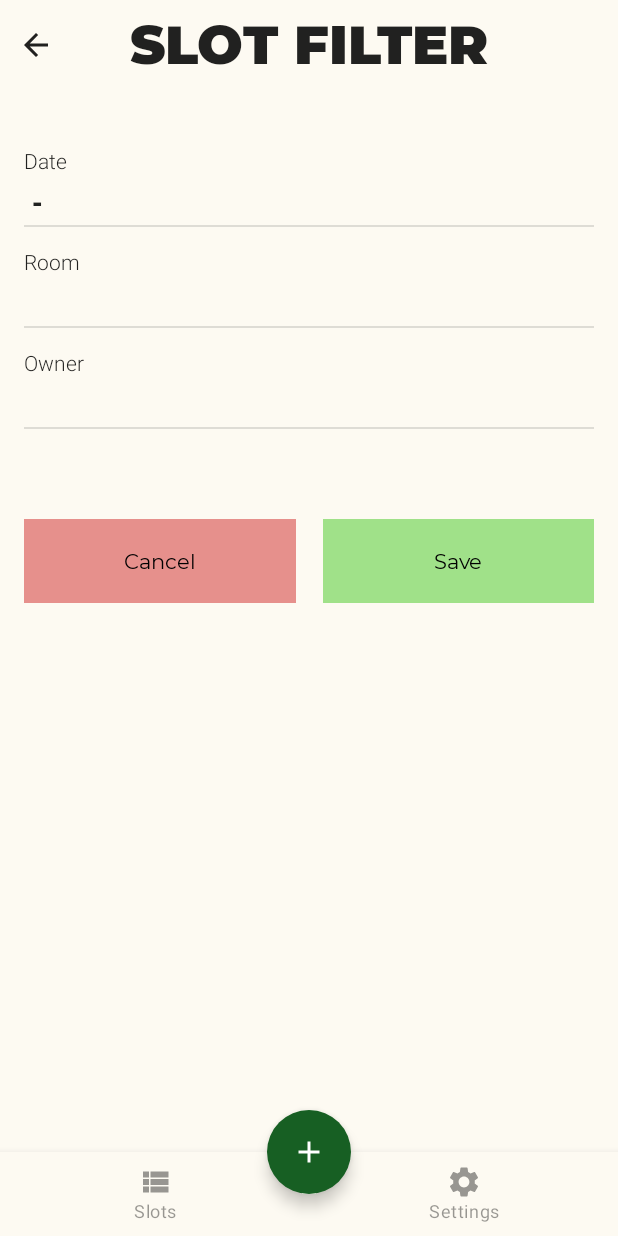
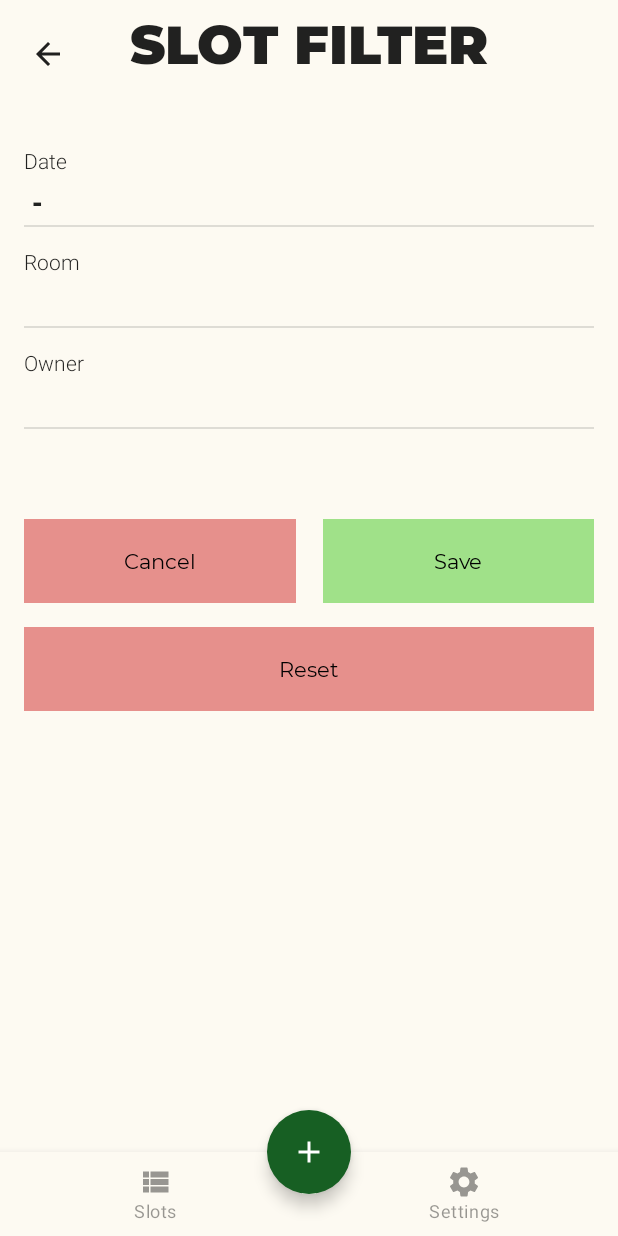
Before and after one commit to FielderNik/SlotRooms, an Android app built with Jetpack Compose: the SlotFilterScreen screen opened through its navigation route, on a phone screen of 412 x 824 dp. Run offline under Robolectric (Android 15) with nearby library versions, the phone set to English and light mode, and no system bars; our stand-ins replace Dagger/Hilt's generated code, Room's generated code.

Commit message:
added swipeable cards, delete slot, reset filter

```diff
--- a/app/src/main/java/com/testing/slotrooms/MainActivity.kt
+++ b/app/src/main/java/com/testing/slotrooms/MainActivity.kt
@@ -3,6 +3,7 @@ package com.testing.slotrooms
 import android.os.Bundle
 import androidx.activity.compose.setContent
 import androidx.appcompat.app.AppCompatActivity
+import androidx.compose.material.ExperimentalMaterialApi
 import androidx.compose.material.Surface
 import com.testing.slotrooms.presentation.MainScreen
 import com.testing.slotrooms.ui.theme.MainBackground
@@ -12,6 +13,7 @@ import dagger.hilt.android.AndroidEntryPoint
 //class MainActivity : ComponentActivity() {
 @AndroidEntryPoint
 class MainActivity : AppCompatActivity() {
+    @OptIn(ExperimentalMaterialApi::class)
     override fun onCreate(savedInstanceState: Bundle?) {
         super.onCreate(savedInstanceState)
         setContent {
--- a/app/src/main/java/com/testing/slotrooms/data/database/SlotsDao.kt
+++ b/app/src/main/java/com/testing/slotrooms/data/database/SlotsDao.kt
@@ -45,4 +45,7 @@ interface SlotsDao {
     @Transaction
     @RawQuery
     suspend fun getSlotsRoomsUsers(query: SupportSQLiteQuery) : List<SlotsRoomsUsersEntity>
+
+    @Delete
+    suspend fun deleteSlot(slot: Slots)
 }
--- a/app/src/main/java/com/testing/slotrooms/domain/repositoties/DatabaseRepository.kt
+++ b/app/src/main/java/com/testing/slotrooms/domain/repositoties/DatabaseRepository.kt
@@ -22,6 +22,7 @@ interface DatabaseRepository {
     suspend fun getAllRoomsByName(roomName: String): List<Rooms>
     suspend fun getAllUsersByName(userName: String): List<Users>
     suspend fun getSlotRoomById(slotId: String): SlotsRoomsUsersEntity
+    suspend fun deleteSlot(slot: Slots)
 
 }
 
@@ -66,6 +67,10 @@ class DatabaseRepositoryImpl @Inject constructor(private val slotsDao: SlotsDao)
         return slotsDao.getSlotRoomById(slotId)
     }
 
+    override suspend fun deleteSlot(slot: Slots) {
+        return slotsDao.deleteSlot(slot)
+    }
+
     override suspend fun getSlotsRoomsUsers(filter: SlotFilter): List<SlotsRoomsUsersEntity> {
         val query = SimpleSQLiteQuery(GetSlotsRoomsUsersByFilterSQLQuery().invoke(filter))
         return slotsDao.getSlotsRoomsUsers(query)
--- a/app/src/main/java/com/testing/slotrooms/presentation/MainScreen.kt
+++ b/app/src/main/java/com/testing/slotrooms/presentation/MainScreen.kt
@@ -2,6 +2,7 @@ package com.testing.slotrooms.presentation
 
 import androidx.compose.foundation.clickable
 import androidx.compose.foundation.layout.*
+import androidx.compose.foundation.shape.CircleShape
 import androidx.compose.material.*
 import androidx.compose.runtime.Composable
 import androidx.compose.runtime.mutableStateOf
@@ -9,6 +10,7 @@ import androidx.compose.runtime.remember
 import androidx.compose.runtime.rememberCoroutineScope
 import androidx.compose.ui.Alignment
 import androidx.compose.ui.Modifier
+import androidx.compose.ui.draw.clip
 import androidx.compose.ui.graphics.Color
 import androidx.compose.ui.res.painterResource
 import androidx.compose.ui.text.style.TextAlign
@@ -21,6 +23,7 @@ import com.testing.slotrooms.presentation.views.AppTopBarState
 import com.testing.slotrooms.ui.theme.GreenDark
 import kotlinx.coroutines.CoroutineScope
 
+@ExperimentalMaterialApi
 @Composable
 fun MainScreen() {
     val navController = rememberNavController()
@@ -29,10 +32,6 @@ fun MainScreen() {
     }
     val scaffoldState = rememberScaffoldState()
     val coroutineScope = rememberCoroutineScope()
-/*    val bottomSheetScaffoldState = rememberBottomSheetScaffoldState(
-        bottomSheetState = BottomSheetState(BottomSheetValue.Collapsed)
-    )*/
-
 
     Scaffold(
         bottomBar = {
@@ -42,15 +41,6 @@ fun MainScreen() {
             FloatingActionButton(
                 onClick = {
                     navController.navigate(Screens.AddNewSlotScreen.screenRoute)
-
-/*                    coroutineScope.launch {
-
-                        if (bottomSheetScaffoldState.bottomSheetState.isCollapsed) {
-                            bottomSheetScaffoldState.bottomSheetState.expand()
-                        } else {
-                            bottomSheetScaffoldState.bottomSheetState.collapse()
-                        }
-                    }*/
                 },
                 backgroundColor = GreenDark,
                 contentColor = Color.White
@@ -70,14 +60,12 @@ fun MainScreen() {
         scaffoldState = scaffoldState,
 
 
-    ) { innerPadding ->
+        ) { innerPadding ->
         Box(modifier = Modifier.padding(innerPadding)) {
             NavigationGraph(navController = navController, appTopBarState = appTopBarState, scaffoldState = scaffoldState)
         }
 
     }
-
-//    SlotsBottomSheet(bottomSheetScaffoldState = bottomSheetScaffoldState)
 
 }
 
@@ -89,14 +77,15 @@ private fun TopBarSlot(appTopBarState: AppTopBarState, navController: NavControl
             .height(60.dp)
     )
     {
-        Row(modifier = Modifier.padding(horizontal = 8.dp, vertical = 8.dp), verticalAlignment = Alignment.CenterVertically) {
-            Box(modifier = Modifier.size(32.dp), contentAlignment = Alignment.Center) {
+        Row(modifier = Modifier.padding(horizontal = 16.dp, vertical = 8.dp), verticalAlignment = Alignment.CenterVertically) {
+            Box(modifier = Modifier.size(48.dp), contentAlignment = Alignment.BottomStart) {
 
                 if (appTopBarState.isShowBack) {
                     Icon(
                         painter = painterResource(id = R.drawable.ic_baseline_arrow_back_24),
                         contentDescription = null,
                         modifier = Modifier
+                            .clip(CircleShape)
                             .clickable {
                                 navController.navigateUp()
                             }
@@ -112,15 +101,16 @@ private fun TopBarSlot(appTopBarState: AppTopBarState, navController: NavControl
                 textAlign = TextAlign.Center
             )
 
-            Box(modifier = Modifier.size(32.dp), contentAlignment = Alignment.Center) {
+            Box(modifier = Modifier.size(48.dp), contentAlignment = Alignment.BottomEnd) {
 
                 if (appTopBarState.isShowFilter) {
                     Icon(
                         painter = painterResource(id = R.drawable.ic_baseline_filter_list_24),
                         contentDescription = null,
                         modifier = Modifier
+                            .clip(CircleShape)
                             .clickable {
-                                    appTopBarState.onFilterClicked?.invoke()
+                                appTopBarState.onFilterClicked?.invoke()
                             }
                             .padding(4.dp)
                     )
--- a/app/src/main/java/com/testing/slotrooms/presentation/NavigationGraph.kt
+++ b/app/src/main/java/com/testing/slotrooms/presentation/NavigationGraph.kt
@@ -1,5 +1,6 @@
 package com.testing.slotrooms.presentation
 
+import androidx.compose.material.ExperimentalMaterialApi
 import androidx.compose.material.ScaffoldState
 import androidx.compose.runtime.Composable
 import androidx.compose.runtime.MutableState
@@ -15,6 +16,7 @@ import com.testing.slotrooms.presentation.settings.SettingsScreen
 import com.testing.slotrooms.presentation.slots.SlotsScreen
 import com.testing.slotrooms.presentation.views.AppTopBarState
 
+@ExperimentalMaterialApi
 @Composable
 fun NavigationGraph(navController: NavHostController, appTopBarState: MutableState<AppTopBarState>, scaffoldState: ScaffoldState) {
     NavHost(navController = navController, startDestination = Screens.Slots.screenRoute) {
--- a/app/src/main/java/com/testing/slotrooms/presentation/filter/SlotFilterScreen.kt
+++ b/app/src/main/java/com/testing/slotrooms/presentation/filter/SlotFilterScreen.kt
@@ -113,6 +113,10 @@ private fun SlotFilterContent(filter: SlotFilter?, viewModel: SlotFilterViewMode
                 },
                 onCancelClicked = {
                     navController.navigate(Screens.Slots.screenRoute)
+                },
+                onResetClicked = {
+                    navController.currentBackStackEntry?.arguments?.putParcelable("slotFilter", null)
+                    navController.navigate(Screens.Slots.screenRoute)
                 }
             )
         }
--- a/app/src/main/java/com/testing/slotrooms/presentation/views/buttons/ButtonBlock.kt
+++ b/app/src/main/java/com/testing/slotrooms/presentation/views/buttons/ButtonBlock.kt
@@ -3,14 +3,18 @@ package com.testing.slotrooms.presentation.views.buttons
 import androidx.compose.foundation.layout.*
 import androidx.compose.runtime.Composable
 import androidx.compose.ui.Modifier
+import androidx.compose.ui.res.stringResource
 import androidx.compose.ui.unit.dp
+import com.testing.slotrooms.R
 
 
 @Composable
 fun ButtonBlock(
     onSaveClicked: () -> Unit,
-    onCancelClicked: () -> Unit
+    onCancelClicked: () -> Unit,
+    onResetClicked: (() -> Unit)? = null,
 ) {
+    Column(modifier = Modifier.fillMaxWidth()) {
         Row(modifier = Modifier.fillMaxWidth(), horizontalArrangement = Arrangement.SpaceBetween) {
 
             ButtonCancel(
@@ -27,4 +31,18 @@ fun ButtonBlock(
                 onClick = onSaveClicked
             )
         }
+
+        if (onResetClicked != null) {
+            Spacer(modifier = Modifier.height(16.dp))
+
+            ButtonCancel(
+                text = stringResource(id = R.string.action_reset),
+                modifier = Modifier
+                    .fillMaxWidth()
+                    .height(56.dp),
+                onClick = onResetClicked
+            )
         }
+    }
+
+}
--- a/app/src/main/java/com/testing/slotrooms/presentation/views/buttons/Buttons.kt
+++ b/app/src/main/java/com/testing/slotrooms/presentation/views/buttons/Buttons.kt
@@ -61,8 +61,9 @@ fun ButtonSave(
 
 @Composable
 fun ButtonCancel(
+    modifier: Modifier = Modifier,
+    text: String? = null,
     onClick: () -> Unit,
-    modifier: Modifier = Modifier
 ) {
     Button(
         onClick = onClick,
@@ -76,7 +77,7 @@ fun ButtonCancel(
         )
     ) {
         Text(
-            text = stringResource(id = R.string.action_cancel),
+            text = text ?: stringResource(id = R.string.action_cancel),
             style = MaterialTheme.typography.button,
         )
 
--- /dev/null
+++ b/app/src/main/res/drawable/ic_delete_outline.xml
@@ -0,0 +1,5 @@
+<vector android:height="48dp" android:tint="#8A0000"
+    android:viewportHeight="24" android:viewportWidth="24"
+    android:width="48dp" xmlns:android="http://schemas.android.com/apk/res/android">
+    <path android:fillColor="@android:color/white" android:pathData="M6,19c0,1.1 0.9,2 2,2h8c1.1,0 2,-0.9 2,-2L18,7L6,7v12zM8,9h8v10L8,19L8,9zM15.5,4l-1,-1h-5l-1,1L5,4v2h14L19,4z"/>
+</vector>
--- a/app/src/main/res/values/strings.xml
+++ b/app/src/main/res/values/strings.xml
@@ -24,6 +24,7 @@
     <string name="action_confirm">Confirm</string>
     <string name="action_save">Save</string>
     <string name="action_cancel">Cancel</string>
+    <string name="action_reset">Reset</string>
 
     <!--errors-->
     <string name="error_slot_date_time">Begin time must be early end time</string>
```
Also changed, not shown: app/src/main/java/com/testing/slotrooms/di/UseCaseModule.kt (+7 -0 lines), app/src/main/java/com/testing/slotrooms/domain/usecases/DeleteSlotUseCase.kt (added, +21 -0 lines), app/src/main/java/com/testing/slotrooms/presentation/model/SlotRoom.kt (+10 -0 lines), app/src/main/java/com/testing/slotrooms/presentation/slots/SlotCard.kt (added, +167 -0 lines), app/src/main/java/com/testing/slotrooms/presentation/slots/SlotsScreen.kt (+14 -74 lines), app/src/main/java/com/testing/slotrooms/presentation/slots/SlotsViewModel.kt (+21 -0 lines). Lines whose indentation alone changed are shown as unchanged.
